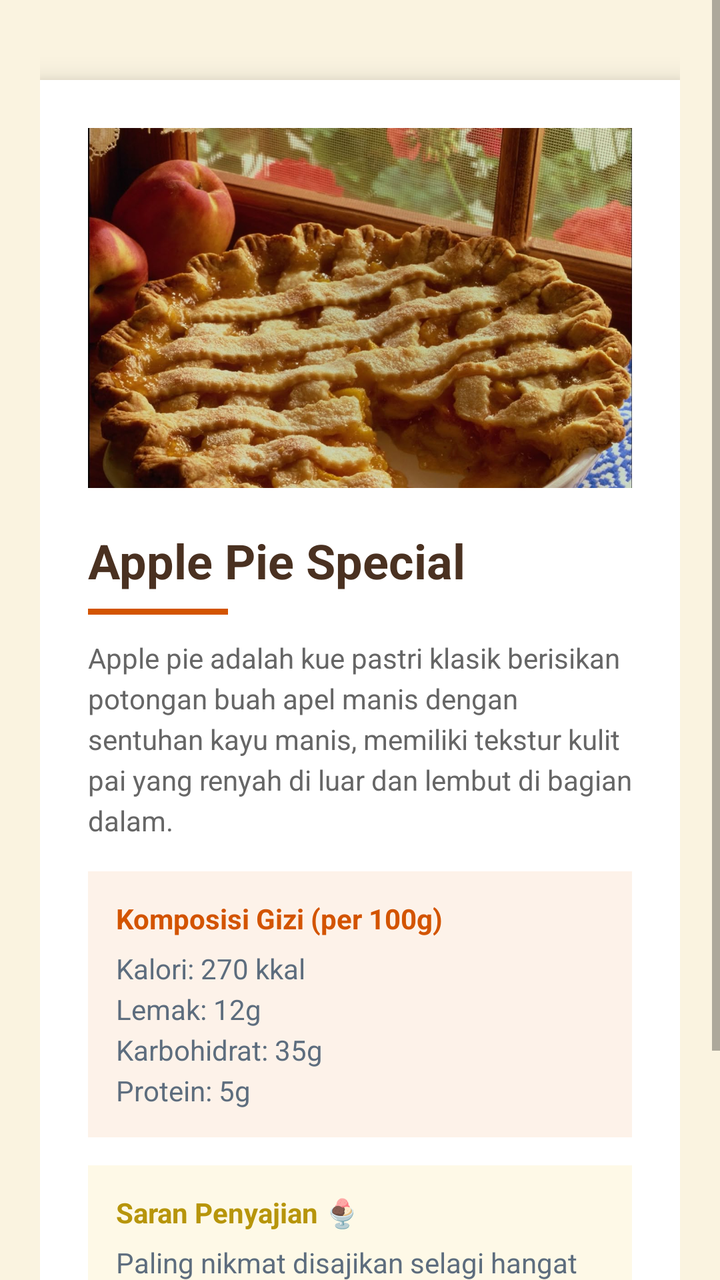
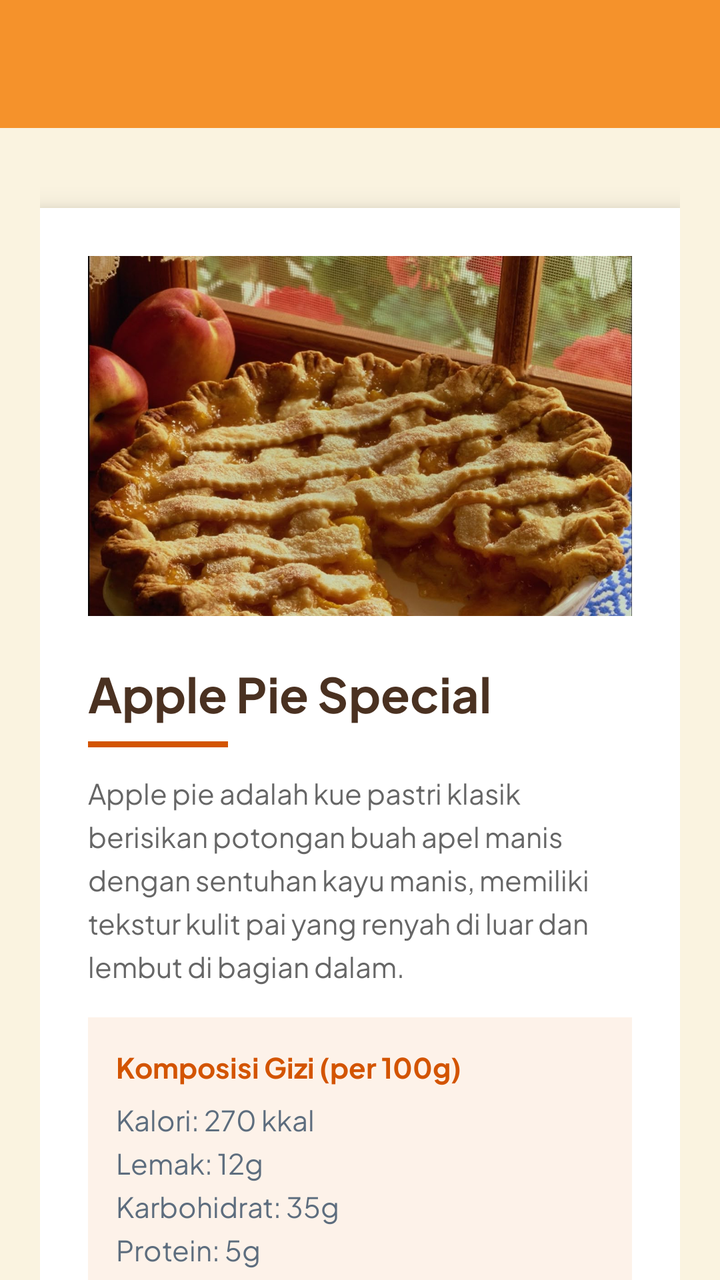

An Android layout rendered at two revisions. The XML below is the earlier revision; the diff shows what the commit changed to produce the second picture.
<!-- AndroidManifest.xml: application theme Theme.AppCompat.Light.NoActionBar -->
<!-- res/layout/activity_detail.xml -->
<?xml version="1.0" encoding="utf-8"?>
<ScrollView xmlns:android="http://schemas.android.com/apk/res/android"
    xmlns:tools="http://schemas.android.com/tools"
    android:id="@+id/main"
    android:layout_width="match_parent"
    android:layout_height="match_parent"
    android:background="#FAF3E0"
    tools:context=".pertemuan_3.DetailActivity">

    <LinearLayout
        android:layout_width="match_parent"
        android:layout_height="wrap_content"
        android:orientation="vertical"
        android:gravity="center_horizontal"
        android:padding="20dp">

        
        <LinearLayout
            android:layout_width="match_parent"
            android:layout_height="wrap_content"
            android:orientation="vertical"
            android:background="@android:color/white"
            android:padding="24dp"
            android:layout_marginTop="20dp"
            android:layout_marginBottom="20dp"
            android:elevation="8dp">

            
            <ImageView
                android:id="@+id/imgSnack"
                android:layout_width="match_parent"
                android:layout_height="180dp"
                android:layout_marginBottom="20dp"
                android:src="@drawable/apple_pie"
                android:scaleType="centerCrop" />

            
            <TextView
                android:id="@+id/tvTitle"
                android:layout_width="wrap_content"
                android:layout_height="wrap_content"
                android:text="@string/snack_title"
                android:textSize="24sp"
                android:textStyle="bold"
                android:textColor="#4A3121"
                android:layout_marginBottom="8dp" />

            
            <View
                android:layout_width="70dp"
                android:layout_height="3dp"
                android:background="#D35400"
                android:layout_marginBottom="12dp" />

            
            <TextView
                android:id="@+id/tvDescription"
                android:layout_width="match_parent"
                android:layout_height="wrap_content"
                android:text="Apple pie adalah kue pastri klasik berisikan potongan buah apel manis dengan sentuhan kayu manis, memiliki tekstur kulit pai yang renyah di luar dan lembut di bagian dalam."
                android:textSize="14sp"
                android:textColor="#666666"
                android:lineSpacingExtra="4dp"
                android:layout_marginBottom="16dp" />

            
            <LinearLayout
                android:layout_width="match_parent"
                android:layout_height="wrap_content"
                android:orientation="vertical"
                android:background="#FDF2E9"
                android:padding="14dp"
                android:layout_marginBottom="14dp">

                <TextView
                    android:layout_width="wrap_content"
                    android:layout_height="wrap_content"
                    android:text="Komposisi Gizi (per 100g)"
                    android:textSize="14sp"
                    android:textStyle="bold"
                    android:textColor="#D35400"
                    android:layout_marginBottom="6dp" />

                <TextView
                    android:id="@+id/tvNutrition"
                    android:layout_width="match_parent"
                    android:layout_height="wrap_content"
                    android:text="@string/snack_nutrition"
                    android:textSize="14sp"
                    android:textColor="#5D6D7E"
                    android:lineSpacingExtra="4dp" />

            </LinearLayout>

            
            <LinearLayout
                android:layout_width="match_parent"
                android:layout_height="wrap_content"
                android:orientation="vertical"
                android:background="#FEF9E7"
                android:padding="14dp">

                <TextView
                    android:layout_width="wrap_content"
                    android:layout_height="wrap_content"
                    android:text="Saran Penyajian 🍨"
                    android:textSize="14sp"
                    android:textStyle="bold"
                    android:textColor="#B7950B"
                    android:layout_marginBottom="6dp" />

                <TextView
                    android:layout_width="match_parent"
                    android:layout_height="wrap_content"
                    android:text="Paling nikmat disajikan selagi hangat ditemani dengan satu scoop es krim vanila di atasnya atau secangkir teh hangat."
                    android:textSize="14sp"
                    android:textColor="#5D6D7E"
                    android:lineSpacingExtra="4dp" />

            </LinearLayout>

        </LinearLayout>

    </LinearLayout>
</ScrollView>
<!-- resources referenced by this layout -->
<resources>
  <!-- drawable apple_pie: jpg bitmap (drawable, 317962 bytes) -->
  <string name="snack_nutrition">Kalori: 270 kkal\nLemak: 12g\nKarbohidrat: 35g\nProtein: 5g</string>
  <string name="snack_title">Apple Pie Special</string>
</resources>

<!-- the commit's change to res/layout/activity_detail.xml (unified diff, before → after) -->
@@ -1,11 +1,34 @@
 <?xml version="1.0" encoding="utf-8"?>
-<ScrollView xmlns:android="http://schemas.android.com/apk/res/android"
+<androidx.coordinatorlayout.widget.CoordinatorLayout xmlns:android="http://schemas.android.com/apk/res/android"
+    xmlns:app="http://schemas.android.com/apk/res-auto"
     xmlns:tools="http://schemas.android.com/tools"
     android:id="@+id/main"
     android:layout_width="match_parent"
     android:layout_height="match_parent"
     android:background="#FAF3E0"
     tools:context=".pertemuan_3.DetailActivity">
+
+    <com.google.android.material.appbar.AppBarLayout
+        android:layout_width="match_parent"
+        android:layout_height="wrap_content"
+        android:fitsSystemWindows="true"
+        android:theme="@style/ThemeOverlay.MaterialComponents.Dark.ActionBar">
+
+        <androidx.appcompat.widget.Toolbar
+            android:id="@+id/toolbar"
+            android:layout_width="match_parent"
+            android:layout_height="?attr/actionBarSize"
+            android:background="?attr/colorPrimary"
+            app:layout_scrollFlags="scroll|enterAlways"
+            app:titleTextColor="@android:color/white" />
+    </com.google.android.material.appbar.AppBarLayout>
+
+    <androidx.core.widget.NestedScrollView
+        android:id="@+id/scrollContent"
+        android:layout_width="match_parent"
+        android:layout_height="match_parent"
+        android:clipToPadding="false"
+        app:layout_behavior="@string/appbar_scrolling_view_behavior">
 
     <LinearLayout
         android:layout_width="match_parent"
@@ -122,4 +145,5 @@
         </LinearLayout>
 
     </LinearLayout>
-</ScrollView>
+    </androidx.core.widget.NestedScrollView>
+</androidx.coordinatorlayout.widget.CoordinatorLayout>
<!-- resource entries referenced after the edit -->
@@ -3,5 +3,16 @@
   <!-- drawable apple_pie: jpg bitmap (drawable, 317962 bytes) -->
   <string name="snack_nutrition">Kalori: 270 kkal\nLemak: 12g\nKarbohidrat: 35g\nProtein: 5g</string>
   <string name="snack_title">Apple Pie Special</string>
+  <style name="Theme.Cacapie" parent="Base.Theme.Cacapie" />
+  <style name="Base.Theme.Cacapie" parent="Theme.Material3.Light.NoActionBar">
+          <item name="colorPrimary">@color/my_primary</item>
+          <item name="android:fontFamily">@font/jakarta_sans</item>
+          <item name="fontFamily">@font/jakarta_sans</item>
+          <item name="android:windowBackground">@color/jambang_cream</item>
+          <item name="android:textColorPrimary">@color/jambang_brown</item>
+      </style>
+  <color name="my_primary">#F5922B</color>
+  <color name="jambang_cream">#FFF6EC</color>
+  <color name="jambang_brown">#3B2314</color>
 </resources>
 
